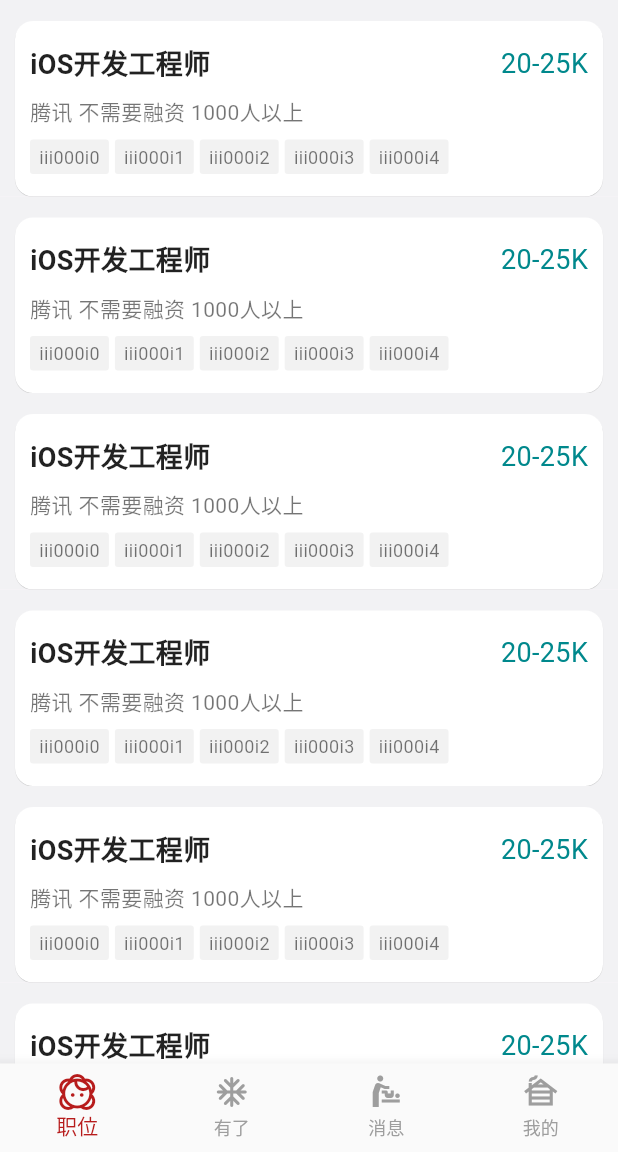
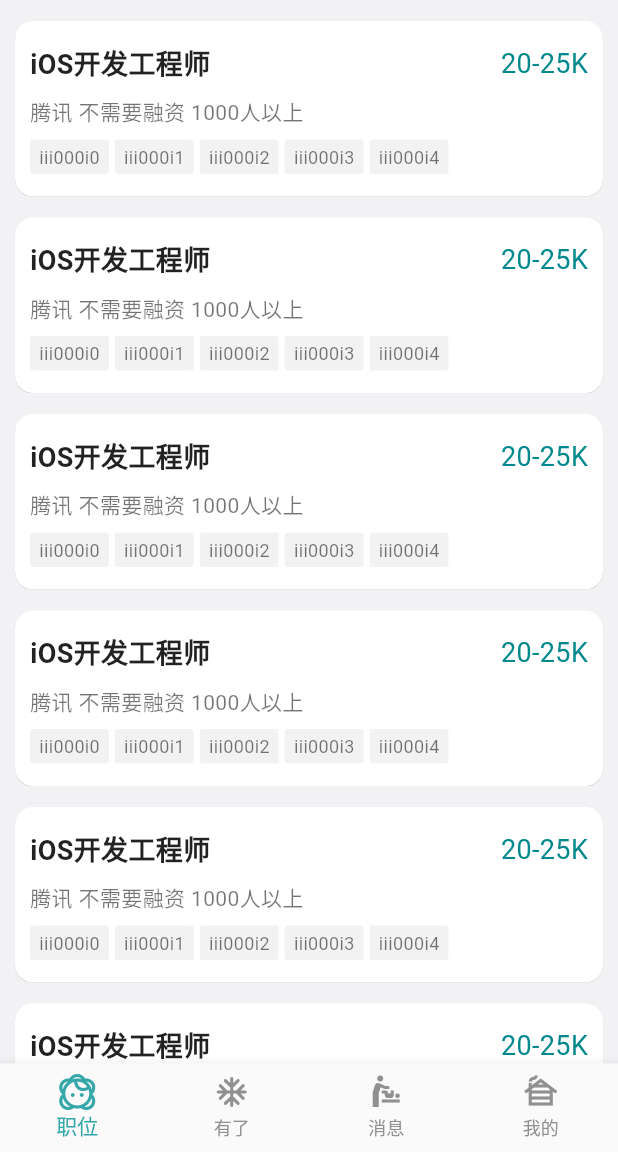
Before and after one commit to BHLinuxKernelSIG/BossZP_Flutter, a Flutter app: the screen it shows after launch, on a phone screen of 412 x 824 dp, the part 84-1236 px from its top. Run offline on Flutter 3.47's test engine with Material 2 defaults, Android fonts, the phone set to English and light mode, and no system bars.

Commit message:
Update bottom_bar_widget.dart

```diff
--- a/lib/ui/bottom_bar_widget.dart
+++ b/lib/ui/bottom_bar_widget.dart
@@ -21,8 +21,8 @@ class BottomBarWidget extends StatelessWidget {
             });
           },
           currentIndex: _tabController.index,
-          selectedItemColor: Colors.red[900],
-          unselectedItemColor: Colors.grey,
+          selectedItemColor: Color(0xFF35A7A9),
+          unselectedItemColor: Color(0XFF909090),
           items: items,
         );
       }),
```
